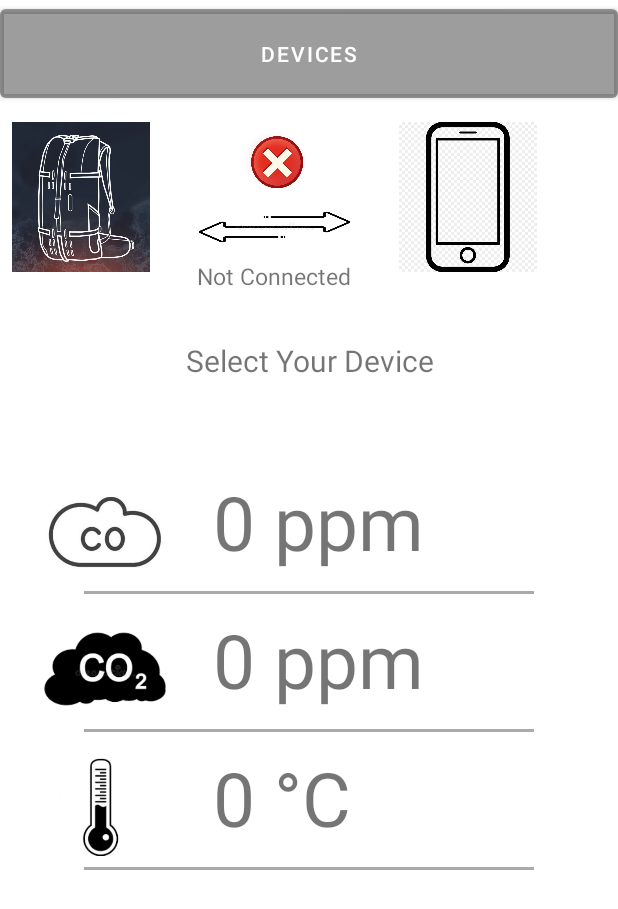
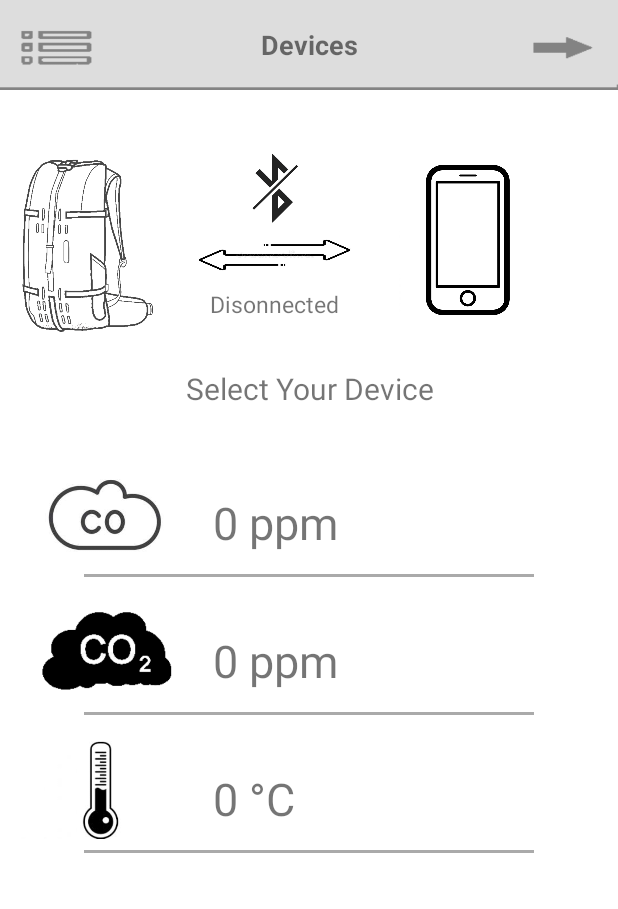
Before and after one commit to FLepetitAimon/CarbOnFire, an Android app: the screen it shows after launch (MainActivity), on a phone screen of 412 x 824 dp. Shown: the top 909 px of the screen. Run offline under Robolectric (Android 15) with nearby library versions, the phone set to English and light mode, and no system bars.

Commit message:
Application V1.2

```diff
--- a/Application/app/src/main/AndroidManifest.xml
+++ b/Application/app/src/main/AndroidManifest.xml
@@ -9,9 +9,8 @@
 
     <application
         android:allowBackup="true"
-        android:icon="@mipmap/ic_launcher"
+        android:icon="@drawable/icone_application"
         android:label="@string/app_name"
-        android:roundIcon="@mipmap/ic_launcher_round"
         android:supportsRtl="true"
         android:theme="@style/Theme.CarbOnFire">
         <activity android:name=".controller.ActivityDevice"></activity>
--- a/Application/app/src/main/java/com/example/carbonfire/controller/ActivityDevice.java
+++ b/Application/app/src/main/java/com/example/carbonfire/controller/ActivityDevice.java
@@ -110,7 +110,7 @@ public class ActivityDevice extends AppCompatActivity {
                         // There are no request codes
 
                             if (bluetoothAdapter.startDiscovery())
-                                Toast.makeText(ActivityDevice.this, "searching for device now", Toast.LENGTH_LONG).show();
+                                Toast.makeText(ActivityDevice.this, "searching for devices", Toast.LENGTH_LONG).show();
                             else
                                 Toast.makeText(ActivityDevice.this, "Bluetooth device research failed", Toast.LENGTH_LONG).show();
 
--- a/Application/app/src/main/java/com/example/carbonfire/controller/MyBluetoothtService.java
+++ b/Application/app/src/main/java/com/example/carbonfire/controller/MyBluetoothtService.java
@@ -87,7 +87,7 @@ public class MyBluetoothtService {
                     Message msg = mmhandler.obtainMessage();
                     msg.arg1=3;
                     mmhandler.sendMessage(msg);
-                    break;
+
 
                 }
                 else {
@@ -104,6 +104,9 @@ public class MyBluetoothtService {
 
                     } catch (IOException e) {
                         Log.d(TAG, "Input stream was disconnected", e);
+                        Message msg = mmhandler.obtainMessage();
+                        msg.arg1=3;
+                        mmhandler.sendMessage(msg);
                         break;
                     }
                 }
@@ -133,6 +136,7 @@ public class MyBluetoothtService {
             }
         }
 
+
         // Call this method from the main activity to shut down the connection.
         public void cancel() {
             try {
--- a/Application/app/src/main/res/layout/activity_main.xml
+++ b/Application/app/src/main/res/layout/activity_main.xml
@@ -6,17 +6,40 @@
     android:layout_width="match_parent"
     android:layout_height="match_parent"
     tools:context=".controller.MainActivity">
+    <RelativeLayout
+        android:layout_width="match_parent"
+        android:layout_height="60dp"
+        android:layout_marginBottom="40dp">
 
-    <Button
-        android:id="@+id/device_btn"
-        android:layout_width="match_parent"
-        android:layout_height="wrap_content"
-        android:layout_gravity="center"
-        android:layout_marginTop="0dp"
-        android:backgroundTint="@color/cardview_shadow_start_color"
-        android:padding="20dp"
-        android:text="Devices"
-        android:layout_marginBottom="10dp"/>
+        <ImageButton
+            android:id="@+id/device_btn"
+            android:layout_width="match_parent"
+            android:layout_height="60dp"
+            android:layout_alignParentEnd="true"
+            android:layout_alignParentRight="true"
+            android:layout_alignParentBottom="true"
+            android:layout_gravity="center"
+            android:layout_marginEnd="0dp"
+            android:layout_marginRight="0dp"
+            android:layout_marginBottom="0dp"
+            android:background="@drawable/btn_devices"
+            android:padding="20dp"
+            android:textColor="#AAAAAA" />
+
+        <TextView
+            android:layout_width="match_parent"
+            android:layout_height="match_parent"
+            android:layout_alignParentEnd="true"
+            android:layout_alignParentRight="true"
+            android:layout_alignParentBottom="true"
+            android:layout_marginEnd="0dp"
+            android:layout_marginRight="0dp"
+            android:layout_marginBottom="0dp"
+            android:gravity="center"
+            android:text="Devices"
+            android:textSize="18dp"
+            android:textStyle="bold" />
+    </RelativeLayout>
 
     <LinearLayout
         android:layout_width="match_parent"
@@ -26,9 +49,11 @@
 
         <ImageView
             android:layout_width="100dp"
-            android:layout_height="100dp"
+            android:layout_height="125dp"
             android:layout_marginLeft="4dp"
             android:src="@drawable/backpack"
+            android:scaleX="1.25"
+            android:scaleY="1.25"
 
             ></ImageView>
 
@@ -68,7 +93,7 @@
             android:id="@+id/TextViewEtatDeConnexion"
             android:textSize="15dp"
             android:layout_marginTop="2dp"
-            android:text="Not Connected"
+            android:text="Disonnected"
             android:layout_below="@+id/DoubleFleche"
             ></TextView>
 
@@ -76,6 +101,7 @@
         </RelativeLayout>
 
         <ImageView
+            android:layout_marginTop="10dp"
             android:layout_width="100dp"
             android:layout_height="100dp"
             android:src="@drawable/phone_item"
@@ -99,7 +125,7 @@
     <RelativeLayout
         android:layout_width="match_parent"
         android:layout_height="wrap_content"
-        android:layout_marginTop="60dp">
+        android:layout_marginTop="30dp">
 
         <ImageView
             android:layout_width="80dp"
@@ -116,9 +142,10 @@
             android:layout_height="wrap_content"
             android:layout_gravity="center_vertical"
             android:layout_marginLeft="32dp"
+            android:layout_marginTop="25dp"
             android:layout_toRightOf="@+id/logoCO"
             android:text="0 ppm"
-            android:textSize="50dp" />
+            android:textSize="30dp" />
 
     </RelativeLayout>
     <TextView
@@ -150,7 +177,8 @@
             android:layout_marginLeft="32dp"
             android:layout_toRightOf="@+id/logoCO2"
             android:text="0 ppm"
-            android:textSize="50dp"
+            android:layout_marginTop="25dp"
+            android:textSize="30dp"
             />
 
     </RelativeLayout>
@@ -183,7 +211,8 @@
             android:layout_marginLeft="32dp"
             android:layout_toRightOf="@+id/logoTemp"
         android:text="0 °C"
-        android:textSize="50dp"
+            android:layout_marginTop="25dp"
+        android:textSize="30dp"
         />
 
     </RelativeLayout>
```
Also changed, not shown: Application/app/src/main/java/com/example/carbonfire/controller/MainActivity.java (+16 -15 lines), Application/app/src/main/res/drawable/backpack.jpg (deleted), Application/app/src/main/res/drawable/backpack.png (added), Application/app/src/main/res/drawable/btn_devices.png (added), Application/app/src/main/res/drawable/connectee_logo.png, Application/app/src/main/res/drawable/icone_application.png (added), Application/app/src/main/res/drawable/icone_chargement.jpg (deleted), Application/app/src/main/res/drawable/icone_chargement.png (added), Application/app/src/main/res/drawable/icone_deconnecter.jpg (deleted), Application/app/src/main/res/drawable/icone_deconnecter.png (added), Application/app/src/main/res/drawable/logo_co2.png, Application/app/src/main/res/drawable/logo_temp.jpg (deleted), Application/app/src/main/res/drawable/logo_temp.png (added), Application/app/src/main/res/drawable/phone_item.png.
